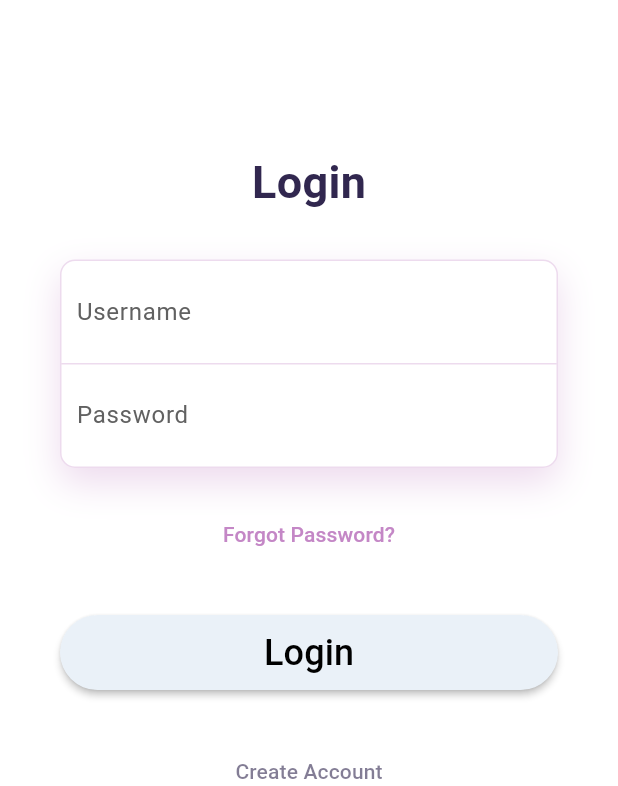
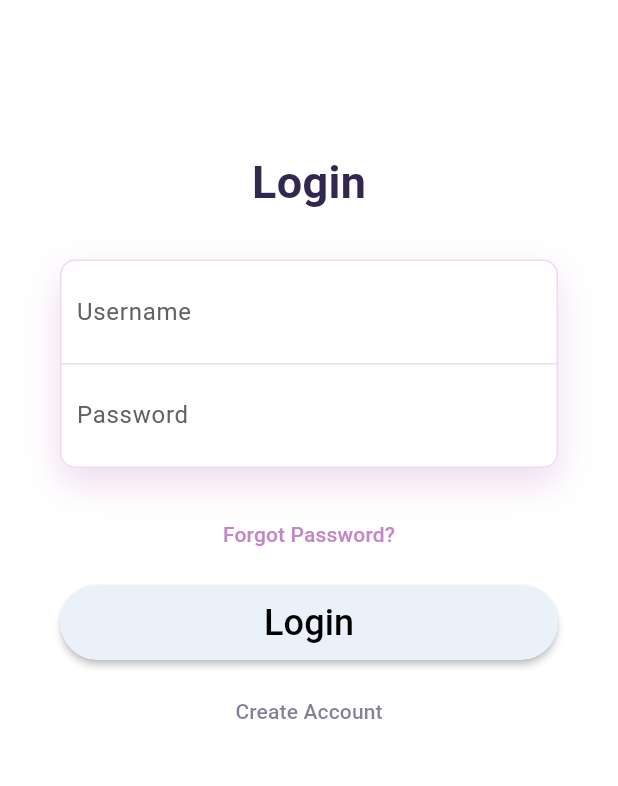
Before and after one commit to 0-nikesh/sajilotantra-sem5, a Flutter app: the Login screen opened by its route, on a phone screen of 412 x 824 dp, the part 450-1236 px from its top. Run offline on Flutter 3.47's test engine with Material 3 defaults, Android fonts, the light colour scheme and no system bars; our stand-ins replace animate_do; missing offline and left inert: flutter_animated_splash; statements that could not run were skipped.

Commit message:
login done

```diff
--- a/lib/view/login.dart
+++ b/lib/view/login.dart
@@ -1,5 +1,6 @@
 import 'package:animate_do/animate_do.dart';
 import 'package:flutter/material.dart';
+import 'package:sajilotantra/view/dashboard.dart';
 import 'package:sajilotantra/view/register.dart';
 
 class Login extends StatefulWidget {
@@ -13,6 +14,7 @@ class _LoginState extends State<Login> {
   @override
   Widget build(BuildContext context) {
     final width = MediaQuery.of(context).size.width;
+
     return Scaffold(
       backgroundColor: Colors.white,
       body: SingleChildScrollView(
@@ -117,12 +119,18 @@ class _LoginState extends State<Login> {
                                     color: Color.fromRGBO(196, 135, 198, 1)),
                               )))),
                   SizedBox(
-                    height: 30,
+                    height: 10,
                   ),
                   FadeInUp(
                       duration: Duration(milliseconds: 1900),
                       child: MaterialButton(
-                        onPressed: () {},
+                        onPressed: () {
+                          Navigator.push(
+                            context,
+                            MaterialPageRoute(
+                                builder: (context) => Dashboard()),
+                          );
+                        },
                         color: const Color.fromRGBO(234, 241, 248, 1),
                         shape: RoundedRectangleBorder(
                           borderRadius: BorderRadius.circular(50),
@@ -138,7 +146,7 @@ class _LoginState extends State<Login> {
                         ),
                       )),
                   SizedBox(
-                    height: 30,
+                    height: 10,
                   ),
                   FadeInUp(
                       duration: Duration(milliseconds: 2000),
```
